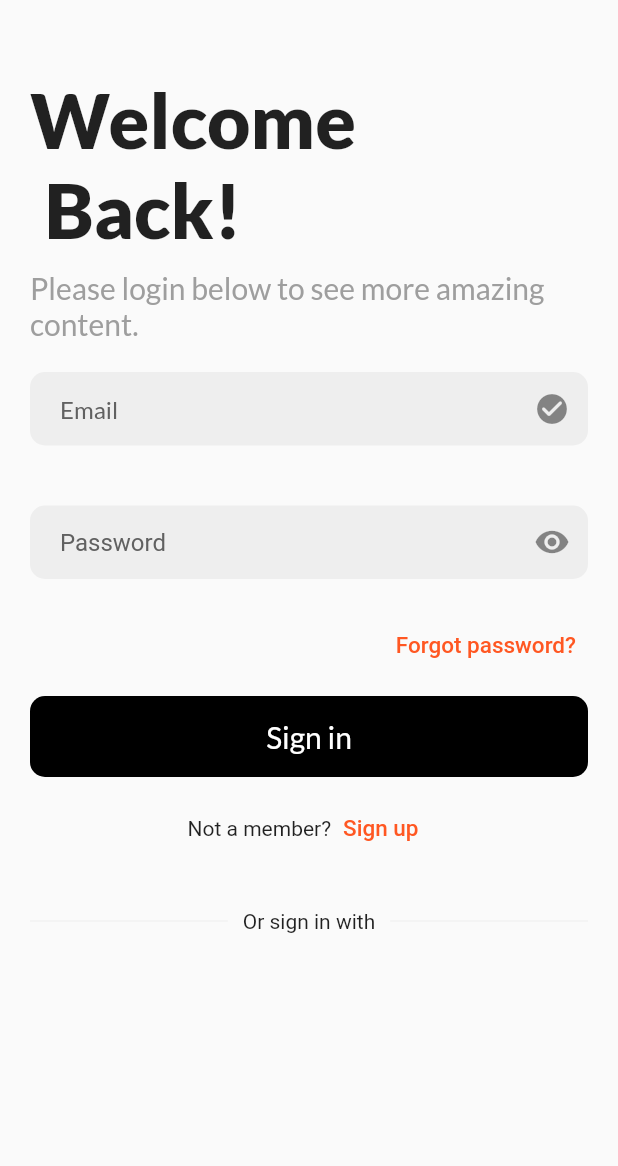
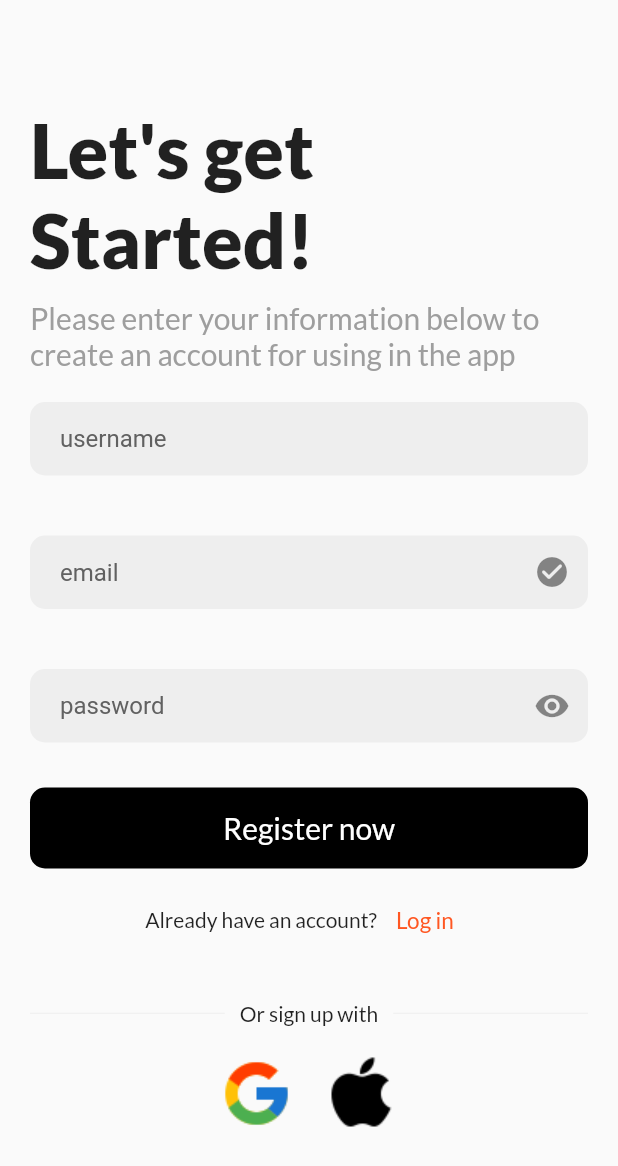
Before and after one commit to johnomeyo/postHub, a Flutter app: the SignUp screen opened directly, on a phone screen of 412 x 824 dp. Shown: the top 1166 px of the screen. Run offline on Flutter 3.47's test engine with Material 2 defaults, Android fonts, the phone set to English and light mode, and no system bars; our stand-ins replace google_fonts; network calls fail.

Commit message:
sign up page

```diff
--- a/lib/auth/sign_up.dart
+++ b/lib/auth/sign_up.dart
@@ -1,5 +1,7 @@
 import 'package:flutter/material.dart';
 import 'package:google_fonts/google_fonts.dart';
+import 'package:posthub/auth/sign_in.dart';
+import 'package:posthub/components/beta.dart';
 
 class SignUp extends StatefulWidget {
   const SignUp({super.key});
@@ -17,17 +19,18 @@ class _SignUpState extends State<SignUp> {
   Widget build(BuildContext context) {
     return Scaffold(
       body: SafeArea(
+        child: Center(
           child: SingleChildScrollView(
             child: Column(
               crossAxisAlignment: CrossAxisAlignment.start,
               children: [
                 const SizedBox(
-                height: 50,
+                  height: 20,
                 ),
                 Padding(
                     padding: const EdgeInsets.symmetric(horizontal: 20),
                     child: Text(
-                    "Welcome\n Back!",
+                      "Let's get Started!",
                       style: GoogleFonts.lato(
                           textStyle: const TextStyle(
                               fontSize: 50, fontWeight: FontWeight.w900)),
@@ -38,8 +41,29 @@ class _SignUpState extends State<SignUp> {
                 Padding(
                   padding: const EdgeInsets.symmetric(horizontal: 20),
                   child: Text(
-                  "Please login below to see more amazing content.",
+                    "Please enter your information below to create an account for using in the app",
                     style: GoogleFonts.lato(color: Colors.grey.shade500, fontSize: 20),
+                  ),
+                ),
+
+
+                //username textfield
+                Padding(
+                  padding: const EdgeInsets.all(20.0),
+                  child: Container(
+                    decoration: BoxDecoration(
+                        color: Colors.grey.shade200,
+                        borderRadius: BorderRadius.circular(10)),
+                    child: TextField(
+                      // controller: fullnameController,
+                      decoration: InputDecoration(
+                        border: InputBorder.none,
+                        hintText: 'username',
+                        hintStyle: TextStyle(color: Colors.grey.shade700),
+                        contentPadding: const EdgeInsets.symmetric(
+                            horizontal: 20, vertical: 15),
+                      ),
+                    ),
                   ),
                 ),
                 //email textfield
@@ -50,12 +74,10 @@ class _SignUpState extends State<SignUp> {
                         color: Colors.grey.shade200,
                         borderRadius: BorderRadius.circular(10)),
                     child: TextField(
-                    cursorColor: Colors.black,
-                    style: GoogleFonts.lato(color: Colors.black),
                       controller: emailController,
                       decoration: InputDecoration(
                           border: InputBorder.none,
-                        hintText: 'Email',
+                          hintText: 'email',
                           hintStyle: TextStyle(color: Colors.grey.shade700),
                           contentPadding: const EdgeInsets.symmetric(
                               horizontal: 20, vertical: 15),
@@ -71,32 +93,15 @@ class _SignUpState extends State<SignUp> {
                         color: Colors.grey.shade200,
                         borderRadius: BorderRadius.circular(10)),
                     child: TextField(
-                    cursorColor: Colors.black,
                       controller: passwordController,
                       decoration: InputDecoration(
                           border: InputBorder.none,
-                        hintText: 'Password',
+                          hintText: 'password',
                           hintStyle: TextStyle(color: Colors.grey.shade700),
                           contentPadding: const EdgeInsets.symmetric(
                               horizontal: 20, vertical: 15),
-                        suffixIcon: const Icon(Icons.visibility, )),
+                          suffixIcon: const Icon(Icons.visibility)),
                     ),
-                ),
-              ),
-              Padding(
-                padding: const EdgeInsets.only(right: 20),
-                child: Row(
-                  mainAxisAlignment: MainAxisAlignment.end,
-                  children: [
-                    TextButton(
-                        onPressed: () {},
-                        child: const Text(
-                          "Forgot password?",
-                          textAlign: TextAlign.end,
-                          style:
-                              TextStyle(color: Colors.deepOrange, fontSize: 15),
-                        )),
-                  ],
                   ),
                 ),
                 const SizedBox(
@@ -105,7 +110,7 @@ class _SignUpState extends State<SignUp> {
                 Padding(
                   padding: const EdgeInsets.symmetric(horizontal: 20),
                   child: GestureDetector(
-                  onTap: (){},
+                    // onTap: signUp,
                     child: Container(
                         width: double.infinity,
                         decoration: BoxDecoration(
@@ -113,7 +118,7 @@ class _SignUpState extends State<SignUp> {
                             borderRadius: BorderRadius.circular(10)),
                         child: Padding(
                           padding: const EdgeInsets.symmetric(vertical: 15),
-                        child: Text("Sign in",
+                          child: Text("Register now",
                               textAlign: TextAlign.center,
                               style: GoogleFonts.lato(
                                 textStyle: const TextStyle(
@@ -128,16 +133,16 @@ class _SignUpState extends State<SignUp> {
                 Row(
                   mainAxisAlignment: MainAxisAlignment.center,
                   children: [
-                  const Text("Not a member?"),
+                     Text("Already have an account?",style: GoogleFonts.lato(),),
                     TextButton(
                         onPressed: () {
                           Navigator.push(
                               context,
                               MaterialPageRoute(
-                                builder: ((context) => const SignUp())));
+                                  builder: ((context) => const LoginPage())));
                         },
-                      child: const Text("Sign up",
-                          style: TextStyle(
+                        child:  Text("Log in",
+                            style: GoogleFonts.lato(
                                 color: Colors.deepOrange, fontSize: 15)))
                   ],
                 ),
@@ -152,9 +157,9 @@ class _SignUpState extends State<SignUp> {
                           child: Divider(
                         color: Colors.grey.shade200,
                       )),
-                    const Padding(
-                      padding: EdgeInsets.symmetric(horizontal: 10),
-                      child: Text("Or sign in with"),
+                       Padding(
+                        padding:const EdgeInsets.symmetric(horizontal: 10),
+                        child: Text("Or sign up with",style: GoogleFonts.lato(),),
                       ),
                       Expanded(
                           child: Divider(
@@ -163,16 +168,26 @@ class _SignUpState extends State<SignUp> {
                     ],
                   ),
                 ),
-              const SizedBox(height: 20,),
-              //  const Row(
-              //   mainAxisAlignment: MainAxisAlignment.center,
-              //   children: [
-              //     LoginOptionTile(imageUrl: "assets/google (2).png"),
-              //     SizedBox(width: 20,),
-              //     LoginOptionTile(imageUrl: "assets/apple (2).png",),
-              //   ],
-              // )
+                const SizedBox(
+                  height: 20,
+                ),
+                   const Row(
+                mainAxisAlignment: MainAxisAlignment.center,
+                children: [
+                  LoginOptions(imageUrl: "assets/g.png"),
+
+                  SizedBox(
+                    width: 20,
+                  ),
+
+                  LoginOptions(
+                    imageUrl: "assets/appleios.png",
+                  ),
                 ],
+              ),
+              const SizedBox(height: 20)
+              ],
+            ),
           ),
         ),
       ),
--- /dev/null
+++ b/lib/components/beta.dart
@@ -0,0 +1,18 @@
+import 'package:flutter/material.dart';
+
+class LoginOptions extends StatelessWidget {
+  const LoginOptions({super.key, required this.imageUrl});
+  final String imageUrl;
+  @override
+  Widget build(BuildContext context) {
+    return Container(
+      height: 50,
+      width: 50,
+      decoration: BoxDecoration(
+          image:
+              DecorationImage(image: AssetImage(imageUrl), fit: BoxFit.cover),
+          color: Colors.transparent,
+          borderRadius: BorderRadius.circular(10)),
+    );
+  }
+}
--- a/lib/pages/home_page.dart
+++ b/lib/pages/home_page.dart
@@ -1,6 +1,6 @@
 import 'package:flutter/material.dart';
 import 'package:google_fonts/google_fonts.dart';
-import 'package:posthub/auth/sign_up.dart';
+import 'package:posthub/auth/sign_in.dart';
 import 'package:posthub/components/alpha.dart';
 
 class HomePage extends StatelessWidget {
@@ -45,9 +45,9 @@ class HomePage extends StatelessWidget {
                             Navigator.push(
                                 context,
                                 MaterialPageRoute(
-                                    builder: (context) => const SignUp()));
+                                    builder: (context) => const LoginPage()));
                           },
-                          icon: const Icon(Icons.person_outline)),
+                          icon: const Icon(Icons.person_2_outlined)),
                     )
                   ],
                 ),
--- a/pubspec.yaml
+++ b/pubspec.yaml
@@ -60,8 +60,8 @@ flutter:
   uses-material-design: true
 
   # To add assets to your application, add an assets section, like this:
-  # assets:
-  #   - images/a_dot_burr.jpeg
+  assets:
+    - assets/
   #   - images/a_dot_ham.jpeg
 
   # An image asset can refer to one or more resolution-specific "variants", see
```
Also changed, not shown: lib/auth/sign_in.dart (added, +193 -0 lines), lib/main.dart (+4 -3 lines), assets/appleios.png (added), assets/g.png (added). Lines whose indentation alone changed are shown as unchanged.
